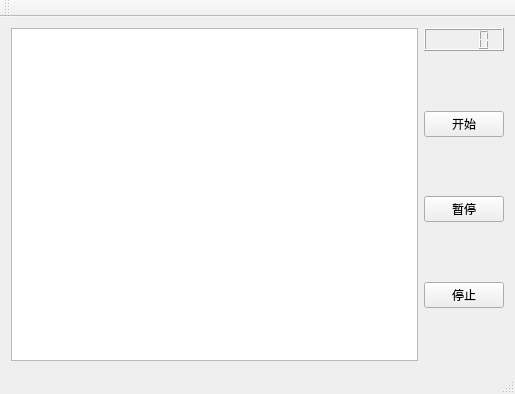
Above: beatMouse/mainwindow.ui from ChaoyunD/MyProject_1 before the change. Below: the same form after it.
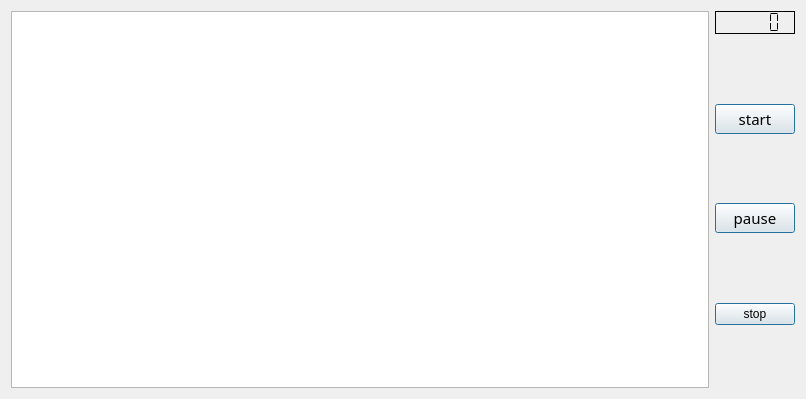
That is the form after the change.

Commit message: 完成了页面设置、lcdnumber、按钮。但加速功能有待实施

```diff
--- a/beatMouse/mainwindow.ui
+++ b/beatMouse/mainwindow.ui
@@ -6,10 +6,28 @@
    <rect>
     <x>0</x>
     <y>0</y>
-    <width>515</width>
-    <height>394</height>
+    <width>806</width>
+    <height>399</height>
    </rect>
   </property>
+  <property name="sizePolicy">
+   <sizepolicy hsizetype="Preferred" vsizetype="Preferred">
+    <horstretch>0</horstretch>
+    <verstretch>0</verstretch>
+   </sizepolicy>
+  </property>
+  <property name="minimumSize">
+   <size>
+    <width>0</width>
+    <height>0</height>
+   </size>
+  </property>
+  <property name="maximumSize">
+   <size>
+    <width>806</width>
+    <height>399</height>
+   </size>
+  </property>
   <property name="windowTitle">
    <string>打地鼠</string>
   </property>
@@ -21,7 +39,17 @@
     <item>
      <layout class="QVBoxLayout" name="verticalLayout">
       <item>
-       <widget class="QLCDNumber" name="lcdNumber"/>
+       <widget class="QLCDNumber" name="lcdNumber">
+        <property name="frameShape">
+         <enum>QFrame::Box</enum>
+        </property>
+        <property name="frameShadow">
+         <enum>QFrame::Plain</enum>
+        </property>
+        <property name="segmentStyle">
+         <enum>QLCDNumber::Flat</enum>
+        </property>
+       </widget>
       </item>
       <item>
        <spacer name="verticalSpacer">
@@ -38,8 +66,30 @@
       </item>
       <item>
        <widget class="QPushButton" name="btn_start">
+        <property name="font">
+         <font>
+          <family>叶根友钢笔行书升级版</family>
+          <pointsize>11</pointsize>
+          <weight>50</weight>
+          <italic>false</italic>
+          <bold>false</bold>
+         </font>
+        </property>
+        <property name="styleSheet">
+         <string notr="true">font: 11pt &quot;叶根友钢笔行书升级版&quot;;
+</string>
+        </property>
         <property name="text">
-         <string>开始</string>
+         <string>start</string>
+        </property>
+        <property name="autoDefault">
+         <bool>false</bool>
+        </property>
+        <property name="default">
+         <bool>true</bool>
+        </property>
+        <property name="flat">
+         <bool>false</bool>
         </property>
        </widget>
       </item>
@@ -58,8 +108,23 @@
       </item>
       <item>
        <widget class="QPushButton" name="btn_pause">
+        <property name="font">
+         <font>
+          <family>叶根友钢笔行书升级版</family>
+          <pointsize>11</pointsize>
+          <weight>50</weight>
+          <italic>false</italic>
+          <bold>false</bold>
+         </font>
+        </property>
+        <property name="styleSheet">
+         <string notr="true">font: 11pt &quot;叶根友钢笔行书升级版&quot;;</string>
+        </property>
         <property name="text">
-         <string>暂停</string>
+         <string>pause</string>
+        </property>
+        <property name="default">
+         <bool>true</bool>
         </property>
        </widget>
       </item>
@@ -78,8 +143,14 @@
       </item>
       <item>
        <widget class="QPushButton" name="btn_stop">
+        <property name="styleSheet">
+         <string notr="true">font: 11pt &quot;叶根友钢笔行书升级版&quot;;</string>
+        </property>
         <property name="text">
-         <string>停止</string>
+         <string>stop</string>
+        </property>
+        <property name="default">
+         <bool>true</bool>
         </property>
        </widget>
       </item>
@@ -100,25 +171,6 @@
     </item>
    </layout>
   </widget>
-  <widget class="QMenuBar" name="menuBar">
-   <property name="geometry">
-    <rect>
-     <x>0</x>
-     <y>0</y>
-     <width>515</width>
-     <height>23</height>
-    </rect>
-   </property>
-  </widget>
-  <widget class="QToolBar" name="mainToolBar">
-   <attribute name="toolBarArea">
-    <enum>TopToolBarArea</enum>
-   </attribute>
-   <attribute name="toolBarBreak">
-    <bool>false</bool>
-   </attribute>
-  </widget>
-  <widget class="QStatusBar" name="statusBar"/>
  </widget>
  <layoutdefault spacing="6" margin="11"/>
  <resources/>
```
Left out of the diff: 2 changed lines with no effect on the pictures. The commit also changes 3 other files.
